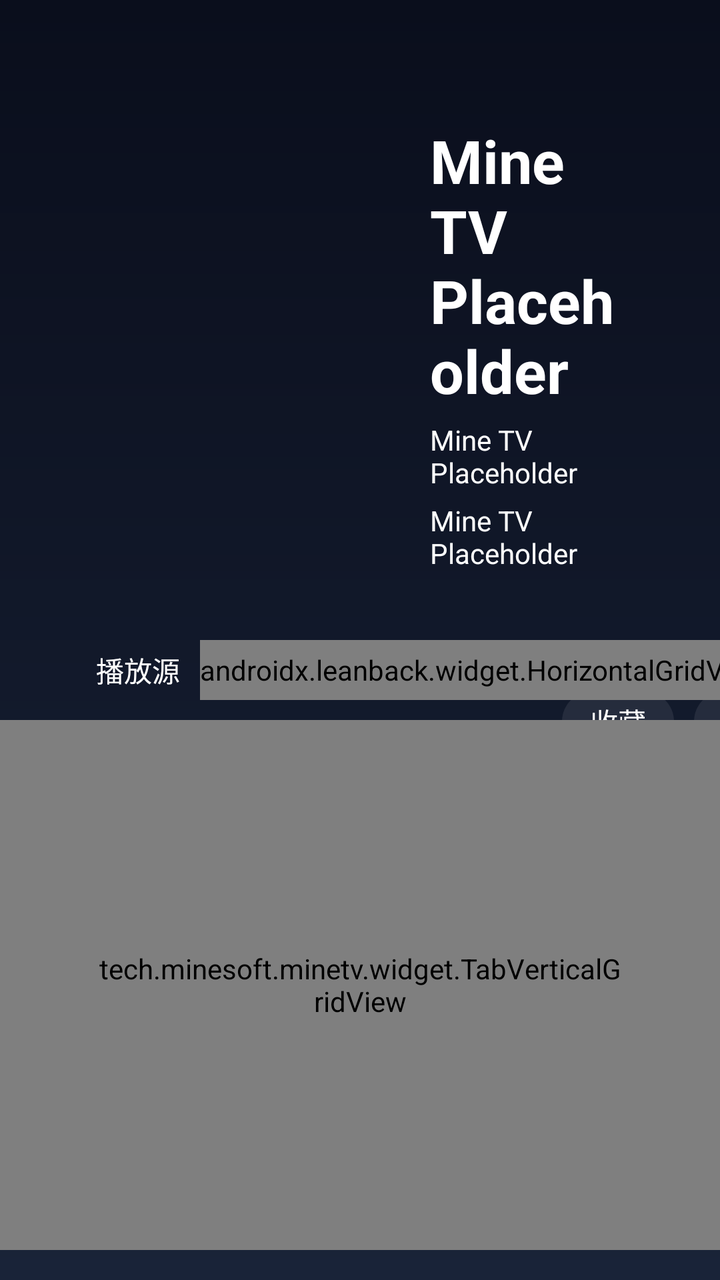
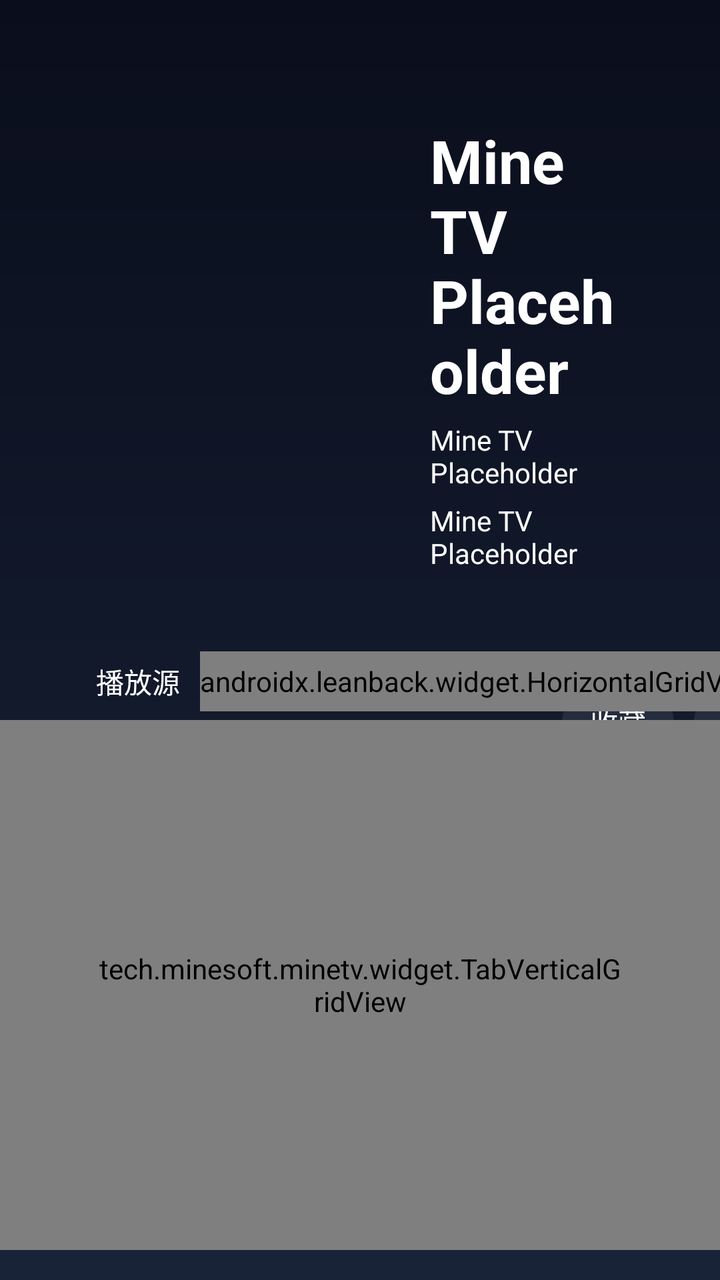

Two renders of the same Android screen: before a commit and after it. Below are the layout's source before the change and the commit's diff.
<!-- AndroidManifest.xml: application theme AppTheme -->
<!-- res/layout/activity_detail.xml -->
<?xml version="1.0" encoding="utf-8"?>
<androidx.constraintlayout.widget.ConstraintLayout xmlns:android="http://schemas.android.com/apk/res/android"
        xmlns:app="http://schemas.android.com/apk/res-auto"
        xmlns:tools="http://schemas.android.com/tools"
        android:layout_width="match_parent"
        android:layout_height="match_parent"
        android:clipChildren="false"
        android:clipToPadding="false"
        tools:context=".activity.DetailActivity">

    <ImageView
            android:id="@+id/iv_video_pic"
            android:layout_width="150dp"
            android:layout_height="240dp"
            android:layout_marginStart="48dp"
            android:layout_marginTop="60dp"
            android:padding="2dp"
            android:focusableInTouchMode="false"
            android:clickable="false"
            android:focusable="false"
            android:scaleType="centerCrop"
            tools:ignore="ContentDescription"
            app:layout_constraintLeft_toLeftOf="parent"
            app:layout_constraintTop_toTopOf="parent" />

    
    
    
    
    
    
    
    
    
    
    
    
    
    
    

    <TextView
            android:id="@+id/tv_video_name"
            android:layout_width="match_parent"
            android:layout_height="wrap_content"
            android:layout_marginTop="60dp"
            android:layout_marginStart="215dp"
            android:layout_marginEnd="48dp"
            android:gravity="left"
            android:text="@string/placeholder"
            android:textColor="@color/colorWhite"
            android:textSize="30sp"
            android:textStyle="bold"
            app:layout_constraintTop_toTopOf="parent" />

    <TextView
            android:id="@+id/tv_video_info"
            android:layout_width="match_parent"
            android:layout_height="wrap_content"
            android:layout_marginTop="5dp"
            android:layout_marginStart="215dp"
            android:layout_marginEnd="48dp"
            android:ellipsize="end"
            android:gravity="start"
            android:singleLine="false"
            android:text="@string/placeholder"
            android:textColor="@color/colorWhite"
            app:layout_constraintTop_toBottomOf="@+id/tv_video_name" />

    <TextView
            android:id="@+id/tv_video_intro"
            android:layout_width="match_parent"
            android:layout_height="86dp"
            android:layout_marginTop="5dp"
            android:layout_marginStart="215dp"
            android:layout_marginEnd="48dp"
            android:ellipsize="end"
            android:gravity="start"
            android:maxLines="10"
            android:text="@string/placeholder"
            android:textColor="@color/colorWhite"
            app:layout_constraintTop_toBottomOf="@+id/tv_video_info" />

    <TextView
            android:id="@+id/tv_update"
            android:layout_width="wrap_content"
            android:layout_height="30dp"
            android:layout_marginTop="25dp"
            android:background="@drawable/selector_focus_bg_corner15_with_default_bg"
            android:clickable="true"
            android:focusable="true"
            android:focusableInTouchMode="true"
            android:gravity="center"
            android:paddingStart="14dp"
            android:paddingEnd="14dp"
            android:text="@string/action_update"
            android:textColor="@color/colorWhite"
            app:layout_constraintBottom_toBottomOf="@+id/iv_video_pic"
            app:layout_constraintLeft_toLeftOf="@+id/tv_video_name"
            app:layout_constraintTop_toBottomOf="@+id/tv_video_intro" />

    <TextView
            android:id="@+id/tv_star"
            android:layout_width="wrap_content"
            android:layout_height="30dp"
            android:layout_marginStart="10dp"
            android:background="@drawable/selector_focus_bg_corner15_with_default_bg"
            android:clickable="true"
            android:ellipsize="end"
            android:focusable="true"
            android:focusableInTouchMode="true"
            android:gravity="center"
            android:paddingStart="14dp"
            android:paddingEnd="14dp"
            android:text="@string/action_star"
            android:textColor="@color/colorWhite"
            app:layout_constraintLeft_toRightOf="@+id/tv_update"
            app:layout_constraintTop_toTopOf="@+id/tv_update" />

    <TextView
            android:id="@+id/tv_clean"
            android:layout_width="wrap_content"
            android:layout_height="30dp"
            android:layout_marginStart="10dp"
            android:background="@drawable/selector_focus_bg_corner15_with_default_bg"
            android:clickable="true"
            android:focusable="true"
            android:focusableInTouchMode="true"
            android:gravity="center"
            android:paddingStart="14dp"
            android:paddingEnd="14dp"
            android:text="@string/action_clear_view"
            android:textColor="@color/colorWhite"
            app:layout_constraintLeft_toRightOf="@+id/tv_star"
            app:layout_constraintTop_toTopOf="@+id/tv_star" />

    <TextView
            android:id="@+id/tv_reverse"
            android:layout_width="wrap_content"
            android:layout_height="30dp"
            android:layout_marginStart="10dp"
            android:background="@drawable/selector_focus_bg_corner15_with_default_bg"
            android:clickable="true"
            android:focusable="true"
            android:focusableInTouchMode="true"
            android:gravity="center"
            android:paddingStart="14dp"
            android:paddingEnd="14dp"
            android:text="@string/action_reverse"
            android:textColor="@color/colorWhite"
            app:layout_constraintLeft_toRightOf="@+id/tv_clean"
            app:layout_constraintTop_toTopOf="@+id/tv_clean" />

    <TextView
            android:id="@+id/tv_episode_source"
            android:layout_width="wrap_content"
            android:layout_height="30dp"
            android:layout_marginTop="20dp"
            android:clickable="false"
            android:focusable="false"
            android:focusableInTouchMode="false"
            android:gravity="center"
            android:text="@string/text_episode_source"
            android:textColor="@color/colorWhite"
            app:layout_constraintLeft_toLeftOf="@+id/iv_video_pic"
            app:layout_constraintTop_toBottomOf="@+id/iv_video_pic" />

    <androidx.leanback.widget.HorizontalGridView
            android:id="@+id/hg_play_from"
            android:layout_width="wrap_content"
            android:layout_height="30dp"
            android:layout_marginStart="10dp"
            android:layout_marginEnd="48dp"
            app:focusOutEnd="true"
            android:clipChildren="false"
            android:clipToPadding="false"
            app:focusOutFront="true"
            app:layout_constraintLeft_toRightOf="@+id/tv_episode_source"
            app:layout_constraintTop_toTopOf="@+id/tv_episode_source" />

    <tech.minesoft.minetv.widget.TabVerticalGridView
            android:id="@+id/hg_episode_items"
            android:layout_width="match_parent"
            android:layout_height="match_parent"
            android:layout_marginTop="360dp"
            android:layout_marginBottom="15dp"
            android:paddingStart="48dp"
            android:paddingEnd="48dp"
            app:focusOutEnd="true"
            app:focusOutFront="true"
            android:clipChildren="false"
            android:clipToPadding="false"
            app:layout_constraintTop_toTopOf="parent"
            app:layout_constraintBottom_toBottomOf="parent"
            app:layout_constraintLeft_toLeftOf="@+id/iv_video_pic" />

</androidx.constraintlayout.widget.ConstraintLayout>
<!-- resources referenced by this layout -->
<resources>
  <color name="colorWhite">#FFFFFF</color>
  <!-- drawable selector_focus_bg_corner15_with_default_bg (drawable) -->
  <?xml version="1.0" encoding="utf-8"?>
  <selector xmlns:android="http://schemas.android.com/apk/res/android">
      <item android:drawable="@drawable/shape_corner15_color_ff26b5ff" android:state_focused="true"/>
      <item android:drawable="@drawable/shape_corner15_color_14ffffff" android:state_focused="false"/>
  </selector>
  <string name="action_clear_view">清空进度记录</string>
  <string name="action_reverse">反转</string>
  <string name="action_star">收藏</string>
  <string name="action_update">更新</string>
  <string name="placeholder">Mine TV Placeholder</string>
  <string name="text_episode_source">播放源</string>
  <style name="AppTheme" parent="Theme.AppCompat.Light.NoActionBar">
          
          <item name="colorPrimary">@color/colorPrimary</item>
          <item name="colorPrimaryDark">@color/colorPrimaryDark</item>
          <item name="colorAccent">@color/colorAccent</item>
          <item name="android:windowBackground">@drawable/bg_gradient_home</item>
  
      </style>
  <!-- drawable shape_corner15_color_ff26b5ff (drawable) -->
  <?xml version="1.0" encoding="utf-8"?>
  <shape
    xmlns:android="http://schemas.android.com/apk/res/android">
      <solid android:color="@color/colorBlue" />
      <corners android:radius="15dp" />
  </shape>
  <!-- drawable shape_corner15_color_14ffffff (drawable) -->
  <?xml version="1.0" encoding="utf-8"?>
  <shape xmlns:android="http://schemas.android.com/apk/res/android"
      android:shape="rectangle">
      <solid android:color="@color/white_8_percent"/>
      <corners android:radius="15dp" />
  </shape>
  <color name="colorPrimary">#008577</color>
  <color name="colorPrimaryDark">#00574B</color>
  <color name="colorAccent">#D81B60</color>
  <!-- drawable bg_gradient_home (drawable) -->
  <?xml version="1.0" encoding="utf-8"?>
  <shape android:shape="rectangle"
    xmlns:android="http://schemas.android.com/apk/res/android">
      <gradient android:startColor="#ff0a0e1c" android:endColor="#ff192338" android:angle="270.0" />
  </shape>
  <color name="colorBlue">#ff26b5ff</color>
  <color name="white_8_percent">#14FFFFFF</color>
</resources>

<!-- the commit's change to res/layout/activity_detail.xml (unified diff, before → after) -->
@@ -63,6 +63,7 @@
             android:ellipsize="end"
             android:gravity="start"
             android:singleLine="false"
+            android:maxLines="5"
             android:text="@string/placeholder"
             android:textColor="@color/colorWhite"
             app:layout_constraintTop_toBottomOf="@+id/tv_video_name" />
@@ -76,7 +77,7 @@
             android:layout_marginEnd="48dp"
             android:ellipsize="end"
             android:gravity="start"
-            android:maxLines="10"
+            android:maxLines="8"
             android:text="@string/placeholder"
             android:textColor="@color/colorWhite"
             app:layout_constraintTop_toBottomOf="@+id/tv_video_info" />
@@ -155,7 +156,7 @@
             android:id="@+id/tv_episode_source"
             android:layout_width="wrap_content"
             android:layout_height="30dp"
-            android:layout_marginTop="20dp"
+            android:layout_marginTop="10dp"
             android:clickable="false"
             android:focusable="false"
             android:focusableInTouchMode="false"
@@ -163,7 +164,7 @@
             android:text="@string/text_episode_source"
             android:textColor="@color/colorWhite"
             app:layout_constraintLeft_toLeftOf="@+id/iv_video_pic"
-            app:layout_constraintTop_toBottomOf="@+id/iv_video_pic" />
+            app:layout_constraintTop_toBottomOf="@+id/tv_update" />
 
     <androidx.leanback.widget.HorizontalGridView
             android:id="@+id/hg_play_from"
